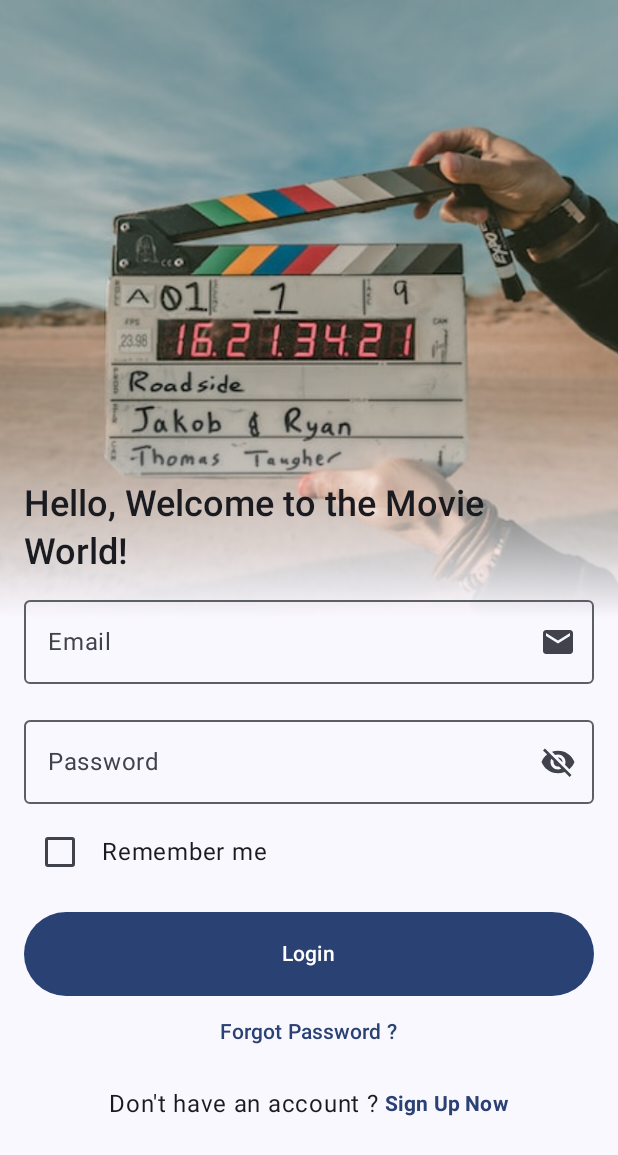
After one commit to AhmetOcak/MovieApp, an Android app built with Jetpack Compose: the composable LoginScreen shown on its own in the app's theme, on a phone screen of 412 x 824 dp. The commit adds this screen. Shown: the top 1155 px of the screen. Run offline under Robolectric (Android 15) with nearby library versions, the phone set to English and light mode, and no system bars.

Commit message:
login screen ui design end

```diff
--- /dev/null
+++ b/app/src/main/java/com/ahmetocak/movieapp/presentation/login/LoginScreen.kt
@@ -0,0 +1,167 @@
+package com.ahmetocak.movieapp.presentation.login
+
+import androidx.compose.foundation.layout.Arrangement
+import androidx.compose.foundation.layout.Column
+import androidx.compose.foundation.layout.PaddingValues
+import androidx.compose.foundation.layout.Row
+import androidx.compose.foundation.layout.Spacer
+import androidx.compose.foundation.layout.fillMaxSize
+import androidx.compose.foundation.layout.fillMaxWidth
+import androidx.compose.foundation.layout.padding
+import androidx.compose.foundation.layout.width
+import androidx.compose.material3.Checkbox
+import androidx.compose.material3.ExperimentalMaterial3Api
+import androidx.compose.material3.LocalMinimumInteractiveComponentEnforcement
+import androidx.compose.material3.Surface
+import androidx.compose.material3.Text
+import androidx.compose.material3.TextButton
+import androidx.compose.runtime.Composable
+import androidx.compose.runtime.CompositionLocalProvider
+import androidx.compose.ui.Alignment
+import androidx.compose.ui.Modifier
+import androidx.compose.ui.res.dimensionResource
+import androidx.compose.ui.res.stringResource
+import androidx.compose.ui.text.font.FontWeight
+import androidx.compose.ui.unit.dp
+import com.ahmetocak.movieapp.R
+import com.ahmetocak.movieapp.presentation.ui.components.MovieButton
+import com.ahmetocak.movieapp.presentation.ui.components.MovieScaffold
+import com.ahmetocak.movieapp.presentation.ui.components.auth.AuthBackground
+import com.ahmetocak.movieapp.presentation.ui.components.auth.AuthEmailOutlinedTextField
+import com.ahmetocak.movieapp.presentation.ui.components.auth.AuthPasswordOutlinedTextField
+import com.ahmetocak.movieapp.presentation.ui.components.auth.AuthWelcomeMessage
+import com.ahmetocak.movieapp.presentation.ui.theme.MovieAppTheme
+import com.ahmetocak.movieapp.utils.ScreenPreview
+
+@Composable
+fun LoginScreen(
+    modifier: Modifier = Modifier,
+    onCreateAccountClick: () -> Unit,
+    onLoginClick: () -> Unit
+) {
+
+    MovieScaffold(modifier = modifier) { paddingValues ->
+        AuthBackground()
+        LoginScreenContent(
+            modifier = Modifier.padding(paddingValues),
+            emailValue = "",
+            onEmailValueChange = {},
+            emailFieldError = false,
+            emailFieldLabel = stringResource(id = R.string.email_label),
+            passwordValue = "",
+            onPasswordValueChange = {},
+            passwordFieldError = false,
+            passwordFieldLabel = stringResource(id = R.string.password_label),
+            onLoginClick = onLoginClick,
+            onCheckedChange = {},
+            onCreateAccountClick = onCreateAccountClick,
+            onForgotPasswordClick = {},
+            rememberMeValue = false
+        )
+    }
+}
+
+@Composable
+private fun LoginScreenContent(
+    modifier: Modifier,
+    emailValue: String,
+    onEmailValueChange: (String) -> Unit,
+    emailFieldError: Boolean,
+    emailFieldLabel: String,
+    passwordValue: String,
+    onPasswordValueChange: (String) -> Unit,
+    passwordFieldError: Boolean,
+    passwordFieldLabel: String,
+    onLoginClick: () -> Unit,
+    onCheckedChange: (Boolean) -> Unit,
+    onCreateAccountClick: () -> Unit,
+    onForgotPasswordClick: () -> Unit,
+    rememberMeValue: Boolean
+) {
+    Column(
+        modifier = modifier
+            .fillMaxSize()
+            .padding(bottom = dimensionResource(id = R.dimen.eight_level_padding))
+            .padding(horizontal = dimensionResource(id = R.dimen.two_level_padding)),
+        horizontalAlignment = Alignment.CenterHorizontally,
+        verticalArrangement = Arrangement.Bottom
+    ) {
+        AuthWelcomeMessage(text = stringResource(id = R.string.login_welcome_message))
+        AuthEmailOutlinedTextField(
+            value = emailValue,
+            onValueChange = onEmailValueChange,
+            isError = emailFieldError,
+            labelText = emailFieldLabel
+        )
+        AuthPasswordOutlinedTextField(
+            value = passwordValue,
+            onValueChange = onPasswordValueChange,
+            isError = passwordFieldError,
+            labelText = passwordFieldLabel
+        )
+        RememberMeBox(checked = rememberMeValue, onCheckedChange = onCheckedChange)
+        MovieButton(
+            modifier = Modifier.fillMaxWidth(),
+            text = stringResource(id = R.string.login_button_text),
+            onClick = onLoginClick
+        )
+        TextButton(onClick = onForgotPasswordClick) {
+            Text(text = stringResource(id = R.string.forgot_password_text))
+        }
+        SignUpNow(onCreateAccountClick = onCreateAccountClick)
+    }
+}
+
+@Composable
+private fun SignUpNow(onCreateAccountClick: () -> Unit) {
+    Row(
+        modifier = Modifier.fillMaxWidth(),
+        verticalAlignment = Alignment.CenterVertically,
+        horizontalArrangement = Arrangement.Center
+    ) {
+        Text(text = stringResource(id = R.string.no_account_text))
+        Spacer(modifier = Modifier.width(4.dp))
+        TextButton(
+            onClick = onCreateAccountClick,
+            contentPadding = PaddingValues(0.dp)
+        ) {
+            Text(
+                text = stringResource(id = R.string.sign_up_now_text),
+                fontWeight = FontWeight.Bold
+            )
+        }
+    }
+}
+
+@OptIn(ExperimentalMaterial3Api::class)
+@Composable
+private fun RememberMeBox(
+    checked: Boolean,
+    onCheckedChange: (Boolean) -> Unit
+) {
+    Row(
+        modifier = Modifier
+            .fillMaxWidth()
+            .padding(bottom = dimensionResource(id = R.dimen.two_level_padding)),
+        verticalAlignment = Alignment.CenterVertically
+    ) {
+        CompositionLocalProvider(LocalMinimumInteractiveComponentEnforcement provides false) {
+            Checkbox(
+                checked = checked,
+                onCheckedChange = onCheckedChange
+            )
+        }
+        Spacer(modifier = Modifier.width(4.dp))
+        Text(text = stringResource(id = R.string.remember_me_text))
+    }
+}
+
+@ScreenPreview
+@Composable
+private fun LoginScreenPreview() {
+    MovieAppTheme {
+        Surface {
+            LoginScreen(onCreateAccountClick = {}, onLoginClick = {})
+        }
+    }
+}
--- /dev/null
+++ b/app/src/main/java/com/ahmetocak/movieapp/presentation/ui/components/auth/AuthBackground.kt
@@ -0,0 +1,54 @@
+package com.ahmetocak.movieapp.presentation.ui.components.auth
+
+import androidx.compose.foundation.Image
+import androidx.compose.foundation.background
+import androidx.compose.foundation.layout.Box
+import androidx.compose.foundation.layout.fillMaxWidth
+import androidx.compose.foundation.layout.height
+import androidx.compose.material3.MaterialTheme
+import androidx.compose.runtime.Composable
+import androidx.compose.runtime.getValue
+import androidx.compose.runtime.mutableStateOf
+import androidx.compose.runtime.remember
+import androidx.compose.runtime.setValue
+import androidx.compose.ui.Modifier
+import androidx.compose.ui.graphics.Brush
+import androidx.compose.ui.graphics.Color
+import androidx.compose.ui.layout.ContentScale
+import androidx.compose.ui.layout.onGloballyPositioned
+import androidx.compose.ui.platform.LocalConfiguration
+import androidx.compose.ui.res.painterResource
+import androidx.compose.ui.unit.IntSize
+import androidx.compose.ui.unit.dp
+import com.ahmetocak.movieapp.R
+
+@Composable
+fun AuthBackground() {
+    var sizeImage by remember { mutableStateOf(IntSize.Zero) }
+
+    val gradient = Brush.verticalGradient(
+        colors = listOf(
+            Color.Transparent,
+            MaterialTheme.colorScheme.background
+        ),
+        startY = sizeImage.height.toFloat() / 1.5f,
+        endY = sizeImage.height.toFloat()
+    )
+
+    Box {
+        Image(
+            modifier = Modifier
+                .fillMaxWidth()
+                .height(LocalConfiguration.current.screenHeightDp.dp / 2)
+                .onGloballyPositioned { sizeImage = it.size },
+            painter = painterResource(id = R.drawable.auth_background_image),
+            contentDescription = null,
+            contentScale = ContentScale.Crop
+        )
+        Box(
+            modifier = Modifier
+                .matchParentSize()
+                .background(gradient)
+        )
+    }
+}
--- /dev/null
+++ b/app/src/main/java/com/ahmetocak/movieapp/presentation/ui/components/auth/AuthOutlinedTextField.kt
@@ -0,0 +1,90 @@
+package com.ahmetocak.movieapp.presentation.ui.components.auth
+
+import androidx.compose.foundation.layout.fillMaxWidth
+import androidx.compose.foundation.layout.padding
+import androidx.compose.foundation.text.KeyboardOptions
+import androidx.compose.material.icons.Icons
+import androidx.compose.material.icons.filled.Email
+import androidx.compose.material.icons.filled.Visibility
+import androidx.compose.material.icons.filled.VisibilityOff
+import androidx.compose.material3.Icon
+import androidx.compose.material3.IconButton
+import androidx.compose.material3.OutlinedTextField
+import androidx.compose.material3.Text
+import androidx.compose.runtime.Composable
+import androidx.compose.runtime.getValue
+import androidx.compose.runtime.mutableStateOf
+import androidx.compose.runtime.remember
+import androidx.compose.runtime.setValue
+import androidx.compose.ui.Modifier
+import androidx.compose.ui.res.dimensionResource
+import androidx.compose.ui.text.input.KeyboardType
+import androidx.compose.ui.text.input.PasswordVisualTransformation
+import androidx.compose.ui.text.input.VisualTransformation
+import com.ahmetocak.movieapp.R
+
+@Composable
+fun AuthEmailOutlinedTextField(
+    value: String,
+    onValueChange: (String) -> Unit,
+    isError: Boolean,
+    labelText: String
+) {
+    OutlinedTextField(
+        modifier = Modifier
+            .fillMaxWidth()
+            .padding(vertical = dimensionResource(id = R.dimen.one_level_padding)),
+        value = value,
+        onValueChange = onValueChange,
+        label = {
+            Text(text = labelText)
+        },
+        trailingIcon = {
+            Icon(imageVector = Icons.Filled.Email, contentDescription = null)
+        },
+        keyboardOptions = KeyboardOptions(keyboardType = KeyboardType.Email),
+        isError = isError,
+        singleLine = true
+    )
+}
+
+@Composable
+fun AuthPasswordOutlinedTextField(
+    value: String,
+    onValueChange: (String) -> Unit,
+    isError: Boolean,
+    labelText: String
+) {
+    var visibility by remember { mutableStateOf(false) }
+
+    OutlinedTextField(
+        modifier = Modifier
+            .fillMaxWidth()
+            .padding(vertical = dimensionResource(id = R.dimen.one_level_padding)),
+        value = value,
+        onValueChange = onValueChange,
+        label = {
+            Text(text = labelText)
+        },
+        trailingIcon = {
+            IconButton(onClick = { visibility = !visibility }) {
+                Icon(
+                    imageVector = if (visibility) {
+                        Icons.Filled.Visibility
+                    } else {
+                        Icons.Filled.VisibilityOff
+                    },
+                    contentDescription = null
+                )
+            }
+        },
+        visualTransformation = if (visibility) {
+            VisualTransformation.None
+        } else {
+            PasswordVisualTransformation()
+        },
+        keyboardOptions = KeyboardOptions(keyboardType = KeyboardType.Password),
+        singleLine = true,
+        isError = isError
+    )
+}
--- /dev/null
+++ b/app/src/main/java/com/ahmetocak/movieapp/presentation/ui/components/auth/AuthWelcomeMessage.kt
@@ -0,0 +1,19 @@
+package com.ahmetocak.movieapp.presentation.ui.components.auth
+
+import androidx.compose.foundation.layout.fillMaxWidth
+import androidx.compose.material3.MaterialTheme
+import androidx.compose.material3.Text
+import androidx.compose.runtime.Composable
+import androidx.compose.ui.Modifier
+import androidx.compose.ui.text.font.FontWeight
+import androidx.compose.ui.text.style.TextAlign
+
+@Composable
+fun AuthWelcomeMessage(text: String) {
+    Text(
+        modifier = Modifier.fillMaxWidth(),
+        text = text,
+        textAlign = TextAlign.Start,
+        style = MaterialTheme.typography.headlineSmall.copy(fontWeight = FontWeight.W500),
+    )
+}
--- a/app/src/main/res/values/strings.xml
+++ b/app/src/main/res/values/strings.xml
@@ -1,3 +1,12 @@
 <resources>
-    <string name="app_name">MovieApp</string>
+    <string name="app_name" translatable="false">MovieApp</string>
+    <string name="login_welcome_message">Hello, Welcome to the Movie World!</string>
+    <string name="email_label" translatable="false">Email</string>
+    <string name="password_label">Password</string>
+    <string name="password_confirm_label">Confirm Password</string>
+    <string name="login_button_text">Login</string>
+    <string name="forgot_password_text">Forgot Password ?</string>
+    <string name="no_account_text">Don\'t have an account ?</string>
+    <string name="sign_up_now_text">Sign Up Now</string>
+    <string name="remember_me_text">Remember me</string>
 </resources>
```
Also changed, not shown: app/src/main/res/drawable/auth_background_image.jpg (added), 1 other file.
